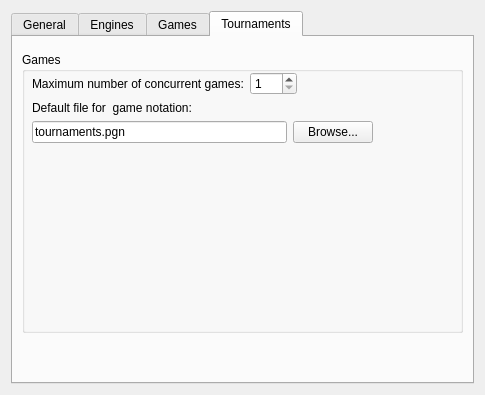
Old version of the form projects/gui/ui/settingsdlg.ui in the repository cutechess/cutechess.
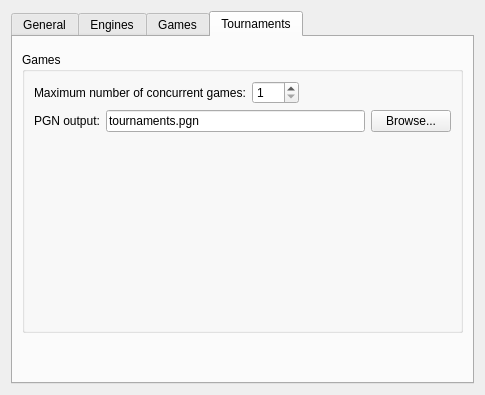
New version of the form. The open tabs and pages were chosen to show the change. Custom widgets are drawn as their Qt base class.

Commit message: layout fix + consistent setting names

The edit to the form file:
```diff
--- a/projects/gui/ui/settingsdlg.ui
+++ b/projects/gui/ui/settingsdlg.ui
@@ -183,23 +183,10 @@
          <property name="title">
           <string>Games</string>
          </property>
-         <widget class="QWidget" name="layoutWidget">
-          <property name="geometry">
-           <rect>
-            <x>10</x>
-            <y>20</y>
-            <width>341</width>
-            <height>93</height>
-           </rect>
-          </property>
-          <layout class="QFormLayout" name="formLayout_2">
-           <property name="fieldGrowthPolicy">
-            <enum>QFormLayout::AllNonFixedFieldsGrow</enum>
-           </property>
-           <property name="leftMargin">
-            <number>0</number>
-           </property>
-           <item row="0" column="0">
+         <layout class="QVBoxLayout" name="verticalLayout_5">
+          <item>
+           <layout class="QHBoxLayout" name="horizontalLayout_4">
+            <item>
             <widget class="QLabel" name="m_concurrencyLabel">
              <property name="text">
               <string>Maximum number of concurrent games:</string>
@@ -209,7 +196,7 @@
              </property>
             </widget>
            </item>
-           <item row="0" column="1">
+            <item>
             <widget class="QSpinBox" name="m_concurrencySpin">
              <property name="sizePolicy">
               <sizepolicy hsizetype="Fixed" vsizetype="Fixed">
@@ -225,18 +212,30 @@
              </property>
             </widget>
            </item>
-           <item row="1" column="0">
+            <item>
+             <spacer name="horizontalSpacer">
+              <property name="orientation">
+               <enum>Qt::Horizontal</enum>
+              </property>
+              <property name="sizeHint" stdset="0">
+               <size>
+                <width>40</width>
+                <height>20</height>
+               </size>
+              </property>
+             </spacer>
+            </item>
+           </layout>
+          </item>
+          <item>
+           <layout class="QHBoxLayout" name="horizontalLayout_5">
+            <item>
             <widget class="QLabel" name="m_tournamentDefaultPgnOutFileLabel">
              <property name="text">
-              <string>Default file for  game notation:</string>
+               <string>PGN output:</string>
              </property>
             </widget>
            </item>
-           <item row="2" column="0" colspan="2">
-            <layout class="QHBoxLayout" name="horizontalLayout_3">
-             <property name="bottomMargin">
-              <number>0</number>
-             </property>
              <item>
               <widget class="QLineEdit" name="m_tournamentDefaultPgnOutFileEdit">
                <property name="text">
@@ -253,8 +252,20 @@
              </item>
             </layout>
            </item>
-          </layout>
-         </widget>
+          <item>
+           <spacer name="verticalSpacer_2">
+            <property name="orientation">
+             <enum>Qt::Vertical</enum>
+            </property>
+            <property name="sizeHint" stdset="0">
+             <size>
+              <width>20</width>
+              <height>40</height>
+             </size>
+            </property>
+           </spacer>
+          </item>
+         </layout>
         </widget>
        </item>
        <item>
```
Left out of the diff: 2 changed lines with no effect on the pictures. Lines whose indentation alone changed are shown as unchanged.
